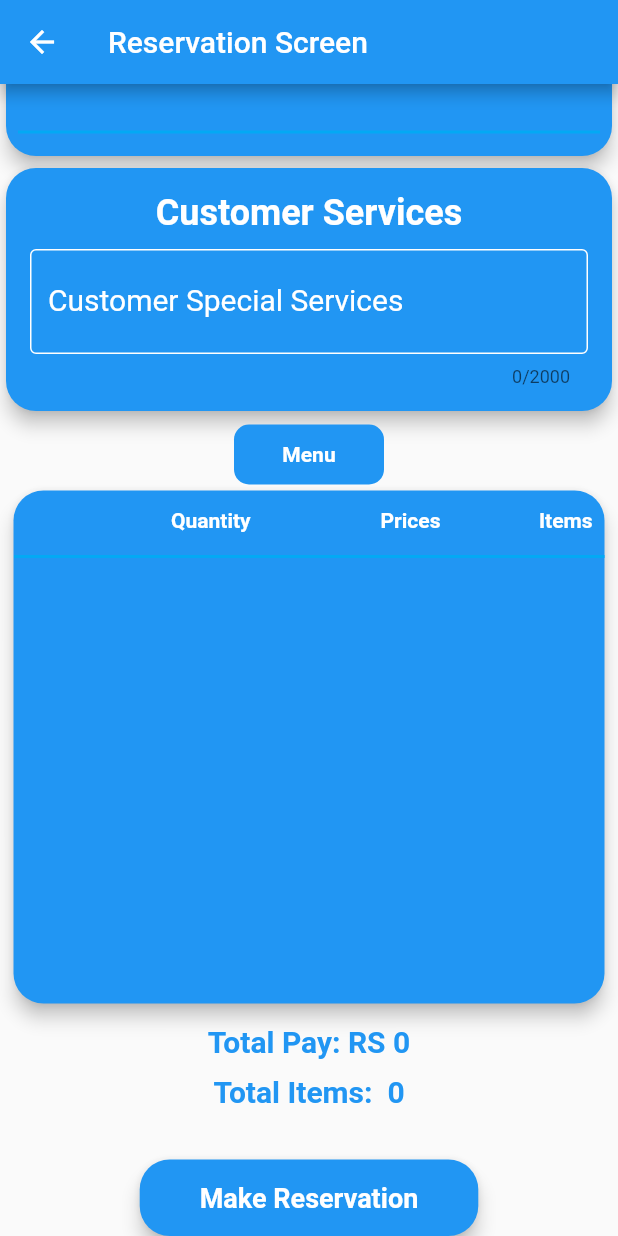
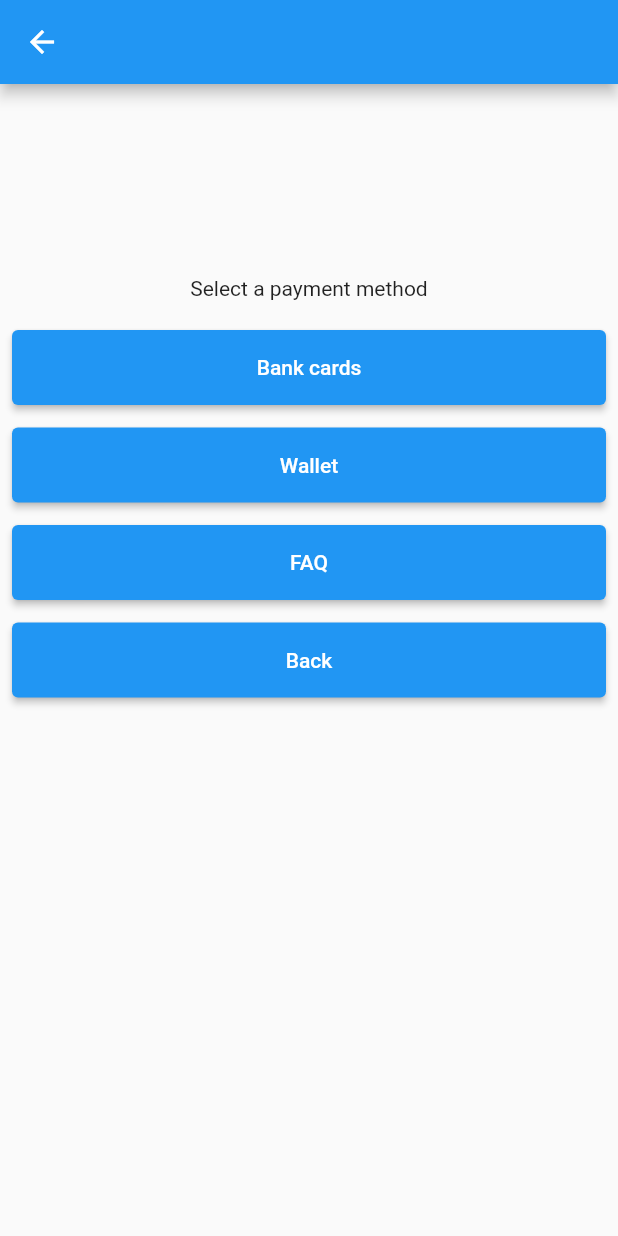
Before and after one commit to khalidkhan007/dine_easy, a Flutter app: the Reservation screen opened directly with empty values, scrolled down 418 dp, after a tap on "Make Reservation", on a phone screen of 412 x 824 dp. Run offline on Flutter 3.47's test engine with Material 2 defaults, Android fonts, the phone set to English and light mode, and no system bars; our stand-ins replace blurrycontainer, fluttertoast, font_awesome_flutter, geocoding, geolocator, shared_preferences; missing offline and left inert: maps_toolkit; accounts and stored records are empty; network calls fail.

Commit message:
payment function is don

```diff
--- a/lib/client/Home/Reservation.dart
+++ b/lib/client/Home/Reservation.dart
@@ -1,6 +1,8 @@
 import 'package:flutter/material.dart';
 import 'package:http/http.dart' as http;
 import 'dart:convert';
+
+import '../../payment/payment.dart';
 //import 'package:intl_extension/intl_extension.dart';
 
 //import 'package:intl/intl.dart';
@@ -449,7 +451,15 @@ class _ReservationState extends State<Reservation> {
             ),
             ElevatedButton(
               onPressed: () {
-                makeReservation();               // Add your button's click action here
+                Navigator.push(
+                  context,
+                  MaterialPageRoute(builder: (context) => const paymentpage()),
+                );
+
+
+                makeReservation();
+
+                // Add your button's click action here
               },
               style: ElevatedButton.styleFrom(
                 backgroundColor: Colors.blue,
--- a/lib/main.dart
+++ b/lib/main.dart
@@ -1,3 +1,6 @@
+import 'package:dine_easy/payment/Bank_card.dart';
+import 'package:dine_easy/payment/Wallet.dart';
+import 'package:dine_easy/payment/payment.dart';
 import 'package:flutter/material.dart';
 import 'package:shared_preferences/shared_preferences.dart';
 import './client/./client_signin/loginpg.dart';
@@ -76,7 +79,7 @@ class _MyHomePageState extends State<MyHomePage> {
           ),
           body:  TabBarView(children: [
             Home_2(),
-           // Home_1(),
+            // Home_1(),
             RestaurantHomePage(name: 'khalid',),
           ]),
         ),
--- /dev/null
+++ b/lib/payment/payment.dart
@@ -0,0 +1,79 @@
+import 'package:flutter/cupertino.dart';
+import 'package:flutter/material.dart';
+
+import 'Bank_card.dart';
+import 'Wallet.dart';
+
+class paymentpage extends StatefulWidget {
+  const paymentpage({super.key});
+
+  @override
+  State<paymentpage> createState() => _paymentpageState();
+}
+
+class _paymentpageState extends State<paymentpage> {
+  @override
+  Widget build(BuildContext context) {
+    return Scaffold(
+      appBar: AppBar(),
+      body:
+    Center(
+      child: Container(
+        child: Padding(
+          padding: const EdgeInsets.all(8.0),
+          child: Column(
+            //mainAxisAlignment: MainAxisAlignment.spaceBetween,
+            crossAxisAlignment: CrossAxisAlignment.center,
+            children: [
+              SizedBox(
+                height: 120,
+              ),
+              Text("Select a payment method"),
+              SizedBox(
+                height: 20,
+              ),
+              Container(
+                  width: double.infinity,
+                  height: 50,
+                  child: ElevatedButton(
+                      onPressed: () {
+                        Navigator.push(
+                          context,
+                          MaterialPageRoute(builder: (context) => const Bank_card()),
+                        );
+                      }, child: Text("Bank cards"))),
+              SizedBox(
+                height: 15,
+              ),
+              Container(
+                  width: double.infinity,
+                  height: 50,
+                  child:
+                      ElevatedButton(onPressed: () {
+                        Navigator.push(
+                          context,
+                          MaterialPageRoute(builder: (context) => const Wallet()),
+                        );
+                      }, child: Text("Wallet"))),
+              SizedBox(
+                height: 15,
+              ),
+              Container(
+                  width: double.infinity,
+                  height: 50,
+                  child: ElevatedButton(onPressed: () {}, child: Text("FAQ"))),
+              SizedBox(
+                height: 15,
+              ),
+              Container(
+                  width: double.infinity,
+                  height: 50,
+                  child: ElevatedButton(onPressed: () {}, child: Text("Back"))),
+            ],
+          ),
+        ),
+      ),
+    )
+    );
+  }
+}
```
Also changed, not shown: lib/payment/Bank_card.dart (added, +48 -0 lines), lib/payment/Wallet.dart (added, +105 -0 lines), pubspec.yaml (+4 -3 lines), Assets/images/1.png (added), Assets/images/3.png (added), Assets/images/easypaisa.png (added), Assets/images/jazzcash.png (added), pubspec.lock, 1 other file.
